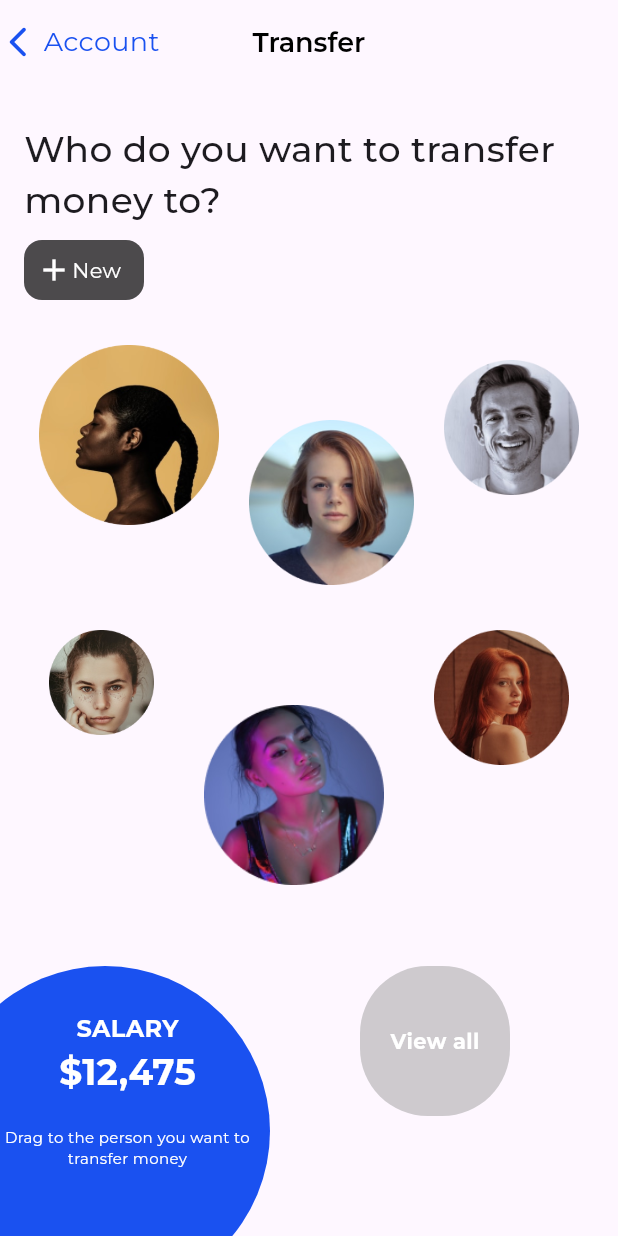
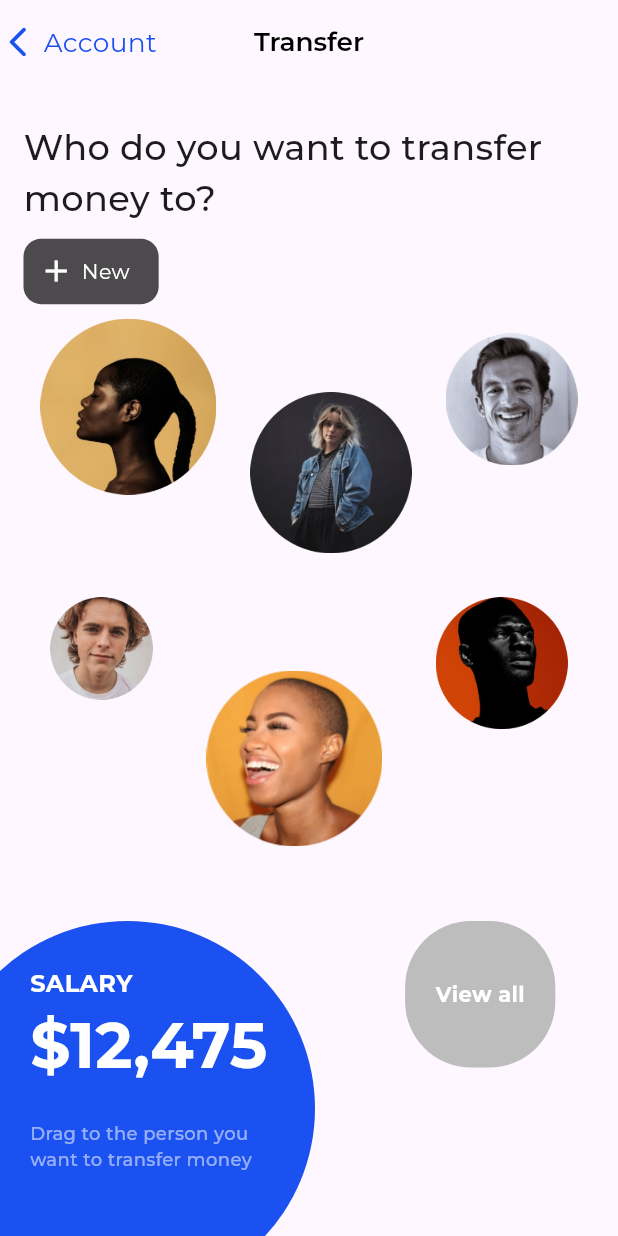
Before and after one commit to sooryx/wyb-parallax-animation, a Flutter app: the screen it shows after launch, swiped to page 2, on a phone screen of 412 x 824 dp. Run offline on Flutter 3.47's test engine with Material 3 defaults, Android fonts, the phone set to English and light mode, and no system bars; our stand-ins replace flutter_screenutil, google_fonts.

Commit message:
17/07/2024

```diff
--- a/lib/ColorPage.dart
+++ /dev/null
@@ -1,25 +0,0 @@
-import 'package:flutter/material.dart';
-
-class ColorPage extends StatelessWidget {
-  final Color color;
-  final List<Offset> positions;
-
-  ColorPage({required this.color, required this.positions});
-
-  @override
-  Widget build(BuildContext context) {
-    return Stack(
-      children: positions.map((pos) {
-        return Positioned(
-          left: pos.dx,
-          top: pos.dy,
-          child: Container(
-            width: 50,
-            height: 50,
-            color: color,
-          ),
-        );
-      }).toList(),
-    );
-  }
-}
--- a/lib/constants/customcolors.dart
+++ b/lib/constants/customcolors.dart
@@ -2,5 +2,10 @@ import 'package:flutter/material.dart';
 
 class CustomColors{
   static Color deepBlueUI = const Color.fromRGBO(26, 81, 240, 1);
+  static Color deepOrange = const Color.fromARGB(255, 246, 117, 86);
+  static Color solidLightGrey =  Colors.grey.shade400;
+  static Color lightBlack =  Colors.black.withOpacity(0.7);
+
+
 
 }
--- a/lib/homescreen.dart
+++ b/lib/homescreen.dart
@@ -1,5 +1,6 @@
 import 'dart:math' as math;
 import 'package:flutter/material.dart';
+import 'package:flutter_screenutil/flutter_screenutil.dart';
 import 'package:google_fonts/google_fonts.dart';
 import 'package:assessment/constants/customcolors.dart';
 import 'package:assessment/constants/images.dart';
@@ -35,15 +36,15 @@ class _HomeScreenState extends State<HomeScreen> {
   Widget build(BuildContext context) {
     return Scaffold(
       appBar: AppBar(
-        leadingWidth: 120,
+        leadingWidth: 120.w,
         leading: Row(
           children: [
             Icon(
               Icons.arrow_back_ios_new_rounded,
               color: CustomColors.deepBlueUI,
             ),
-            const SizedBox(
-              width: 5,
+            SizedBox(
+              width: 5.w,
             ),
             Expanded(
               child: Text(
@@ -51,7 +52,7 @@ class _HomeScreenState extends State<HomeScreen> {
                 style: GoogleFonts.montserrat(
                     fontWeight: FontWeight.w400,
                     color: CustomColors.deepBlueUI,
-                    fontSize: 18),
+                    fontSize: 18.sp),
               ),
             ),
           ],
@@ -59,48 +60,47 @@ class _HomeScreenState extends State<HomeScreen> {
         title: Text(
           'Transfer',
           style: GoogleFonts.montserrat(
-              color: Colors.black, fontSize: 18, fontWeight: FontWeight.w600),
+              color: Colors.black, fontSize: 18.sp, fontWeight: FontWeight.w600),
         ),
         centerTitle: true,
       ),
       body: Stack(
         children: [
           Padding(
-            padding: const EdgeInsets.all(16.0),
+            padding: EdgeInsets.all(16.dg),
             child: Column(
               crossAxisAlignment: CrossAxisAlignment.start,
               children: [
-                const SizedBox(
-                  height: 10,
+                SizedBox(
+                  height: 10.h,
                 ),
-                const Text(
+                Text(
                   'Who do you want to transfer money to?',
-                  style: TextStyle(fontSize: 24, fontWeight: FontWeight.w500),
+                  style: TextStyle(fontSize: 24.sp, fontWeight: FontWeight.w500),
                 ),
-                const SizedBox(height: 10),
+                SizedBox(height: 10.h),
                 Container(
-                  padding: const EdgeInsets.all(8),
-                  width: 80,
+                  padding: EdgeInsets.all(10.dg),
+                  width: 90.w,
                   decoration: BoxDecoration(
-                    color: Colors.black.withOpacity(0.7),
-                    borderRadius: BorderRadius.circular(12),
+                    color: CustomColors.lightBlack,
+                    borderRadius: BorderRadius.circular(12.r),
                   ),
-                  child: const Row(
+                  child: Row(
                     children: [
                       Icon(
                         Icons.add,
                         color: Colors.white,
                       ),
+                      SizedBox(width: 5.w,),
                       Text(
                         'New',
-                        style: TextStyle(fontSize: 14, color: Colors.white),
+                        style: TextStyle(fontSize: 14.sp, color: Colors.white),
                       ),
                     ],
                   ),
                 ),
-                const SizedBox(height: 20),
-                SizedBox(
-                  height: MediaQuery.of(context).size.height * 0.55,
+                Expanded(
                   child: PageView.builder(
                     controller: _pageController,
                     itemCount: 2, // Replace with your actual page count
@@ -111,10 +111,8 @@ class _HomeScreenState extends State<HomeScreen> {
                       return AnimatedBuilder(
                         animation: _pageController,
                         builder: (context, child) {
-                          return Transform.translate(
-                            offset: Offset(-40 * gauss * pageOffset.sign, 0),
-                            child: index == 0 ? page1() : page2(),
-                          );
+                          // Apply parallax effect to each item inside pages
+                          return index == 0 ? page1(pageOffset, gauss) : page2(pageOffset, gauss);
                         },
                       );
                     },
@@ -131,8 +129,8 @@ class _HomeScreenState extends State<HomeScreen> {
               crossAxisAlignment: CrossAxisAlignment.start,
               children: [
                 SalaryWidget(),
-                const SizedBox(
-                  width: 60,
+                SizedBox(
+                  width: 60.w,
                 ),
                 ViewAllWidget(),
               ],
@@ -144,61 +142,75 @@ class _HomeScreenState extends State<HomeScreen> {
     );
   }
 
-  Widget page1() {
-
+  Widget page1(double pageOffset, double gauss) {
     return Column(
       children: [
         Row(
           mainAxisAlignment: MainAxisAlignment.spaceAround,
           children: [
             Padding(
-              padding: const EdgeInsets.only(top: 60.0),
+              padding: EdgeInsets.only(top: 60.h),
+              child: Transform.translate(
+                offset: Offset(-120 * gauss * pageOffset.sign, 0),
                 child: Image.asset(
-                ImagePaths.person1,
-                height: 100,
+                  ImagePaths.person14,
+                  height: 100.h,
                   fit: BoxFit.cover,
                 ),
               ),
+            ),
             Padding(
-              padding: const EdgeInsets.only(top: 10.0),
+              padding: EdgeInsets.only(top: 10.h),
+              child: Transform.translate(
+                offset: Offset(-50 * gauss * pageOffset.sign, 0),
                 child: Image.asset(
                   ImagePaths.person2,
-                height: 50,
+                  height: 50.h,
                   fit: BoxFit.cover,
+                ),
               ),
             ),
             FamilyGroupWidget(),
           ],
         ),
-        const SizedBox(
-          height: 10,
+        SizedBox(
+          height: 10.h,
         ),
         Row(
           crossAxisAlignment: CrossAxisAlignment.start,
           mainAxisAlignment: MainAxisAlignment.spaceAround,
           children: [
             Padding(
-              padding: const EdgeInsets.only(top: 80.0),
+              padding: EdgeInsets.only(top: 80.h),
+              child: Transform.translate(
+                offset: Offset(-50 * gauss * pageOffset.sign, 0),
                 child: Image.asset(
                   ImagePaths.person4,
-                height: 80,
+                  height: 80.h,
                   fit: BoxFit.cover,
                 ),
               ),
+            ),
             Padding(
-              padding: const EdgeInsets.only(top: 10.0),
+              padding: EdgeInsets.only(top: 10.h),
+              child: Transform.translate(
+                offset: Offset(-120 * gauss * pageOffset.sign, 0),
                 child: Image.asset(
                   ImagePaths.person5,
-                height: 120,
+                  height: 120.h,
                   fit: BoxFit.cover,
                 ),
               ),
+            ),
             Padding(
-              padding: const EdgeInsets.only(top: 80.0),
+              padding: EdgeInsets.only(top: 80.h),
+              child: Transform.translate(
+                offset: Offset(-80 * gauss * pageOffset.sign, 0),
                 child: Image.asset(
                   ImagePaths.person3,
-                height: 70,
+                  height: 70.h,
                   fit: BoxFit.cover,
+                ),
               ),
             ),
           ],
@@ -207,8 +219,7 @@ class _HomeScreenState extends State<HomeScreen> {
     );
   }
 
-  Widget page2() {
-
+  Widget page2(double pageOffset, double gauss) {
     return Column(
       children: [
         Row(
@@ -216,60 +227,78 @@ class _HomeScreenState extends State<HomeScreen> {
           crossAxisAlignment: CrossAxisAlignment.start,
           children: [
             Padding(
-              padding: const EdgeInsets.only(top: 10.0),
+              padding: EdgeInsets.only(top: 10.h),
+              child: Transform.translate(
+                offset: Offset(-80 * gauss * pageOffset.sign, 0),
                 child: Image.asset(
                   ImagePaths.person7,
-                height: 120,
+                  height: 120.h,
                   fit: BoxFit.cover,
                 ),
               ),
+            ),
             Padding(
-              padding: const EdgeInsets.only(top: 60.0),
+              padding: EdgeInsets.only(top: 60.h),
+              child: Transform.translate(
+                offset: Offset(-120 * gauss * pageOffset.sign, 0),
                 child: Image.asset(
-                ImagePaths.person2,
-                height: 110,
+                  ImagePaths.person8,
+                  height: 110.h,
                   fit: BoxFit.cover,
                 ),
               ),
+            ),
             Padding(
-              padding: const EdgeInsets.only(top: 20.0),
+              padding: EdgeInsets.only(top: 20.h),
+              child: Transform.translate(
+                offset: Offset(-60 * gauss * pageOffset.sign, 0),
                 child: Image.asset(
                   ImagePaths.person6,
-                height: 90,
+                  height: 90.h,
                   fit: BoxFit.cover,
+                ),
               ),
             ),
           ],
         ),
-        const SizedBox(
-          height: 10,
+        SizedBox(
+          height: 10.h,
         ),
         Row(
           crossAxisAlignment: CrossAxisAlignment.start,
           mainAxisAlignment: MainAxisAlignment.spaceAround,
           children: [
             Padding(
-              padding: const EdgeInsets.only(top: 20.0),
+              padding: EdgeInsets.only(top: 20.h),
+              child: Transform.translate(
+                offset: Offset(-30 * gauss * pageOffset.sign, 0),
                 child: Image.asset(
-                ImagePaths.person4,
-                height: 70,
+                  ImagePaths.person10,
+                  height: 70.h,
                   fit: BoxFit.cover,
                 ),
               ),
+            ),
             Padding(
-              padding: const EdgeInsets.only(top: 70.0),
+              padding: EdgeInsets.only(top: 70.h),
+              child: Transform.translate(
+                offset: Offset(-120  * gauss * pageOffset.sign, 0),
                 child: Image.asset(
-                ImagePaths.person5,
-                height: 120,
+                  ImagePaths.person12,
+                  height: 120.h,
                   fit: BoxFit.cover,
                 ),
               ),
+            ),
             Padding(
-              padding: const EdgeInsets.only(top: 20.0),
+              padding: EdgeInsets.only(top: 20.h),
+              child: Transform.translate(
+                offset: Offset(-50 * gauss * pageOffset.sign, 0),
                 child: Image.asset(
-                ImagePaths.person3,
-                height: 90,
+                  ImagePaths.person9,
+                  height: 90.h,
                   fit: BoxFit.cover,
+                ),
               ),
             ),
           ],
--- a/lib/main.dart
+++ b/lib/main.dart
@@ -1,5 +1,6 @@
 import 'package:assessment/homescreen.dart';
 import 'package:flutter/material.dart';
+import 'package:flutter_screenutil/flutter_screenutil.dart';
 import 'package:google_fonts/google_fonts.dart';
 
 void main() {
@@ -11,6 +12,11 @@ class MyApp extends StatelessWidget {
 
   @override
   Widget build(BuildContext context) {
+    return ScreenUtilInit(
+        designSize: const Size(411.42857142857144, 843.4285714285714),
+        minTextAdapt: true,
+        splitScreenMode: true,
+        builder: (_, child) {
           return MaterialApp(
             title: 'Flutter Demo',
             debugShowCheckedModeBanner: false,
@@ -18,12 +24,18 @@ class MyApp extends StatelessWidget {
               primarySwatch: Colors.blue,
 
               textTheme: GoogleFonts.montserratTextTheme(
-          Theme.of(context).textTheme,
+                Theme
+                    .of(context)
+                    .textTheme,
               ),
               primaryTextTheme: GoogleFonts.montserratTextTheme(
-          Theme.of(context).primaryTextTheme,
-        ),      ),
-      home:  HomeScreen(),
+                Theme
+                    .of(context)
+                    .primaryTextTheme,
+              ),),
+            home: HomeScreen(),
+          );
+        }
     );
   }
 }
--- a/lib/widgets/FamilyGroupWidget.dart
+++ b/lib/widgets/FamilyGroupWidget.dart
@@ -1,5 +1,8 @@
 import 'package:flutter/material.dart';
+import 'package:flutter_screenutil/flutter_screenutil.dart';
 import 'package:google_fonts/google_fonts.dart';
+
+import '../constants/customcolors.dart';
 
 class FamilyGroupWidget extends StatelessWidget {
   @override
@@ -8,22 +11,22 @@ class FamilyGroupWidget extends StatelessWidget {
       alignment: Alignment.center,
       children: [
         Container(
-          width: 100,
-          height: 100,
+          width: 100.w,
+          height: 100.h,
           decoration: BoxDecoration(
-            color: Color.fromARGB(255, 246, 117, 86),
+            color: CustomColors.deepOrange,
             borderRadius: BorderRadius.circular(45),
           ),
         ),
         Positioned(
-          top: 10,
+          top: 10.h,
           right: 0,
           child: Container(
-            width: 24,
-            height: 24,
+            width: 24.w,
+            height: 24.h,
             decoration: BoxDecoration(
               color: Color.fromARGB(255, 246, 117, 86),
-                borderRadius: BorderRadius.circular(10),
+                borderRadius: BorderRadius.circular(10.r),
               border: Border.all(
                 width: 3,
                 color: Colors.white              )
@@ -33,7 +36,7 @@ class FamilyGroupWidget extends StatelessWidget {
                 '4',
                 style: GoogleFonts.montserrat(
                   color: Colors.white,
-                  fontSize: 12,
+                  fontSize: 12.sp,
                   fontWeight: FontWeight.bold,
                 ),
               ),
@@ -47,7 +50,7 @@ class FamilyGroupWidget extends StatelessWidget {
               'Family',
               style: GoogleFonts.montserrat(
                 color: Colors.white,
-                fontSize: 18,
+                fontSize: 18.sp,
                 fontWeight: FontWeight.bold,
               ),
             ),
@@ -55,7 +58,7 @@ class FamilyGroupWidget extends StatelessWidget {
               'Group',
               style: GoogleFonts.montserrat(
                 color: Colors.white,
-                fontSize: 12,
+                fontSize: 12.sp,
               ),
             ),
           ],
--- a/lib/widgets/SalaryWidget.dart
+++ b/lib/widgets/SalaryWidget.dart
@@ -6,14 +6,15 @@ class SalaryWidget extends StatelessWidget {
   @override
   Widget build(BuildContext context) {
     return Container(
-      padding: EdgeInsets.only(top: 30,left: 40,right: 10),
-      width: 220,
-      height: 220,
+      padding: EdgeInsets.only(top: 30,left: 60,right: 10),
+      width: 250,
+      height: 250,
       decoration: BoxDecoration(
         color: CustomColors.deepBlueUI,
        shape: BoxShape.circle
       ),
       child: Column(
+        crossAxisAlignment: CrossAxisAlignment.start,
         mainAxisAlignment: MainAxisAlignment.start  ,
         children: [
           Text(
@@ -28,18 +29,21 @@ class SalaryWidget extends StatelessWidget {
             '\$12,475',
             style: GoogleFonts.montserrat(
               color: Colors.white,
-              fontSize: 24,
+              fontSize: 42,
               fontWeight: FontWeight.bold,
             ),
           ),
           SizedBox(height: 20,),
           Text(
+
             'Drag to the person you want to transfer money',
+
             style: GoogleFonts.montserrat(
-              color: Colors.white,
-              fontSize: 10,
+              color: Colors.white54,
+              fontSize: 12,
+              fontWeight: FontWeight.w500
             ),
-            textAlign: TextAlign.center,
+            textAlign: TextAlign.start,
           ),
         ],
       ),
--- a/lib/widgets/ViewAllWidget.dart
+++ b/lib/widgets/ViewAllWidget.dart
@@ -1,4 +1,6 @@
+import 'package:assessment/constants/customcolors.dart';
 import 'package:flutter/material.dart';
+import 'package:flutter_screenutil/flutter_screenutil.dart';
 import 'package:google_fonts/google_fonts.dart';
 
 class ViewAllWidget extends StatelessWidget {
@@ -6,11 +8,11 @@ class ViewAllWidget extends StatelessWidget {
   Widget build(BuildContext context) {
     return Container(
       alignment: Alignment.center,
-      width: 100,
-      height: 100,
+      width: 100.w,
+      height: 100.h,
       decoration: BoxDecoration(
-        color: Colors.grey.withOpacity(0.5),
-        borderRadius: BorderRadius.circular(45),
+        color: CustomColors.solidLightGrey,
+        borderRadius: BorderRadius.circular(45.r),
       ),
       child: Text("View all",style: TextStyle(fontWeight: FontWeight.w700,color: Colors.white),),
     );
```
Also changed, not shown: pubspec.yaml (+5 -63 lines), pubspec.lock. Lines whose indentation alone changed are shown as unchanged.
